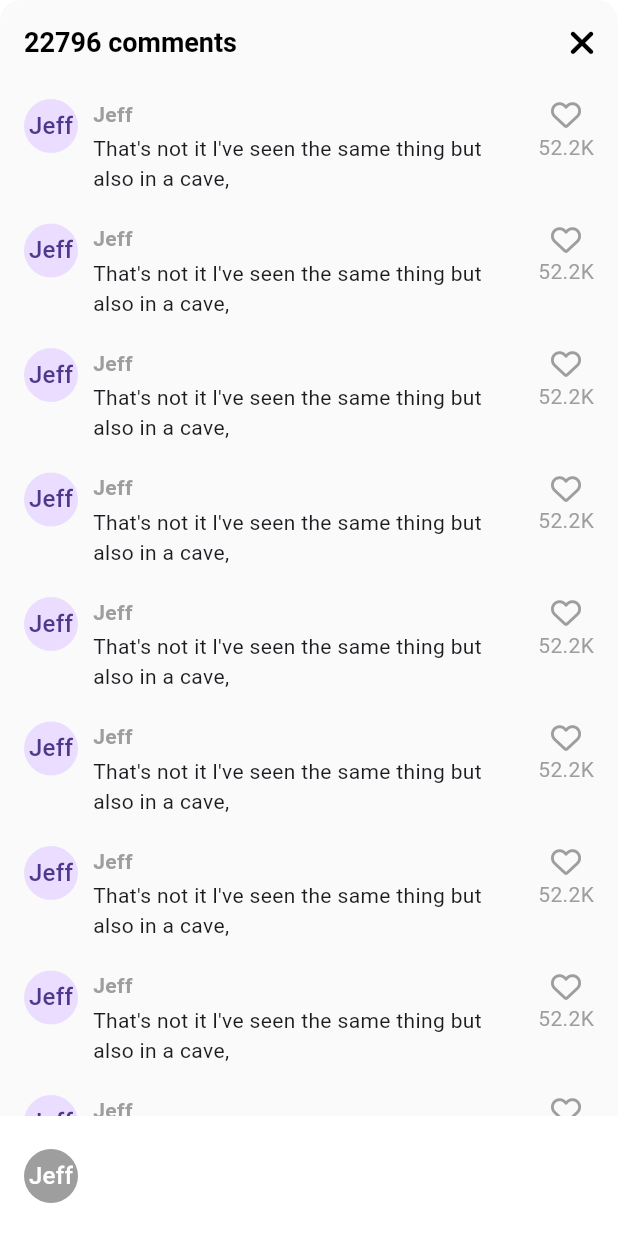
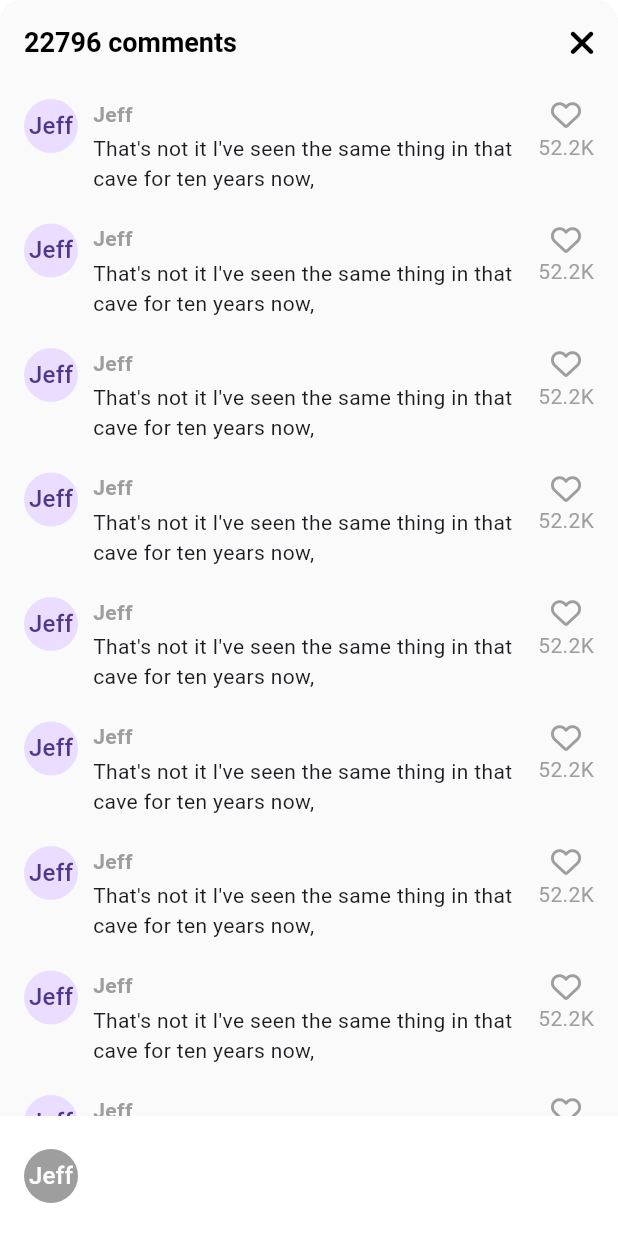
Before and after one commit to Bryson-Joseph/lectures., a Flutter app: the VideoComments screen opened directly, on a phone screen of 412 x 824 dp. Run offline on Flutter 3.47's test engine with Material 3 defaults, Android fonts, the phone set to English and light mode, and no system bars; our stand-ins replace font_awesome_flutter, shared_preferences, video_player, visibility_detector; accounts and stored records are empty; network calls fail; statements that could not run were skipped.

Commit message:
comments

```diff
--- a/tiktok_clone/lib/features/main_navigation/main_navigation_screen.dart
+++ b/tiktok_clone/lib/features/main_navigation/main_navigation_screen.dart
@@ -36,6 +36,7 @@ class _MainNavigationScreenState extends State<MainNavigationScreen> {
   @override
   Widget build(BuildContext context) {
     return Scaffold(
+      resizeToAvoidBottomInset: false,
       backgroundColor: _selectedIndex == 0 ? Colors.black : Colors.white,
       body: Stack(
         children: [
--- a/tiktok_clone/lib/features/videos/widgets/video_comments.dart
+++ b/tiktok_clone/lib/features/videos/widgets/video_comments.dart
@@ -34,7 +34,9 @@ class _VideoCommentsState extends State<VideoComments> {
             ),
           ],
         ),
-        body: ListView.separated(
+        body: Stack(
+          children: [
+            ListView.separated(
               padding: const EdgeInsets.symmetric(
                 vertical: Sizes.size10,
                 horizontal: Sizes.size16,
@@ -62,7 +64,7 @@ class _VideoCommentsState extends State<VideoComments> {
                         ),
                         Gaps.v3,
                         const Text(
-                        "That's not it l've seen the same thing but also in a cave,")
+                            "That's not it I've seen the same thing in that cave for ten years now,")
                       ],
                     ),
                   ),
@@ -86,7 +88,10 @@ class _VideoCommentsState extends State<VideoComments> {
                 ],
               ),
             ),
-        bottomNavigationBar: BottomAppBar(
+            Positioned(
+              bottom: 0,
+              width: MediaQuery.of(context).size.width,
+              child: BottomAppBar(
                 color: Colors.white,
                 child: Row(
                   children: [
@@ -99,6 +104,9 @@ class _VideoCommentsState extends State<VideoComments> {
                   ],
                 ),
               ),
+            )
+          ],
+        ),
       ),
     );
   }
```
Also changed, not shown: 1 other file. Lines whose indentation alone changed are shown as unchanged.
